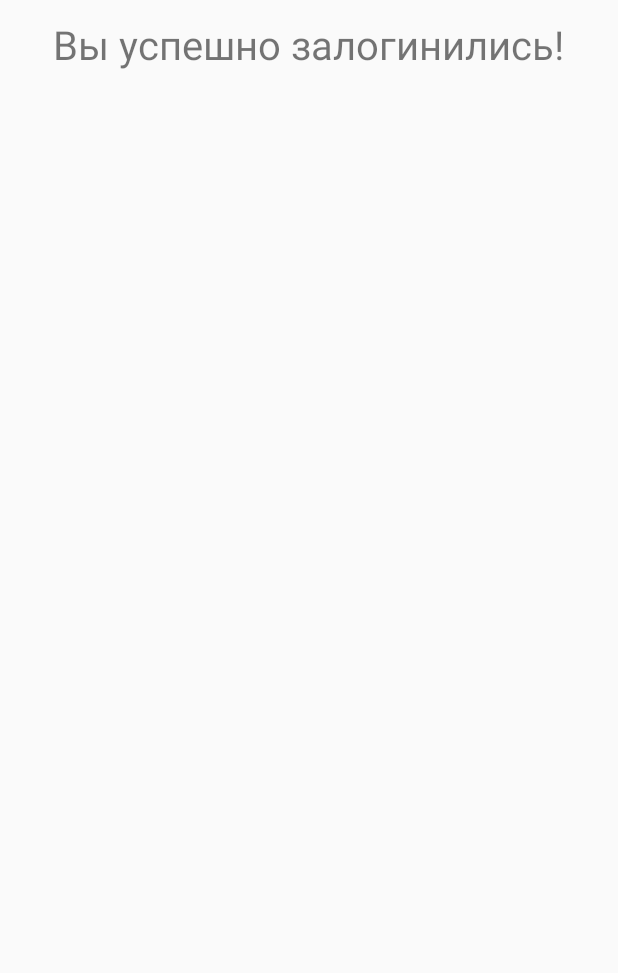
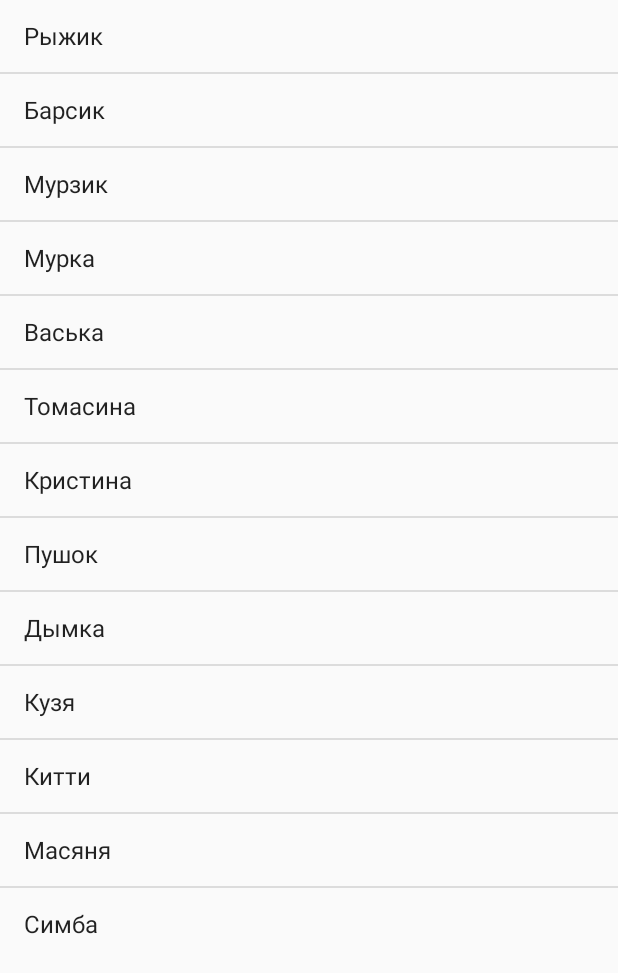
Before and after one commit to Vladislav001/lab3msist, an Android app: the Profile screen opened directly, with no data from a screen before it, on a phone screen of 412 x 824 dp. Shown: the top 973 px of the screen. Run offline under Robolectric (Android 15) with nearby library versions, the phone set to English and light mode, and no system bars.

Commit message:
Добавил костяк детальной

```diff
--- a/app/src/main/AndroidManifest.xml
+++ b/app/src/main/AndroidManifest.xml
@@ -21,6 +21,8 @@
         </activity>
         <activity android:name=".Profile">
         </activity>
+        <activity android:name=".DetailActivity">
+        </activity>
     </application>
 
 </manifest>
--- a/app/src/main/java/com/example/lab3_msist/Profile.java
+++ b/app/src/main/java/com/example/lab3_msist/Profile.java
@@ -6,6 +6,11 @@ import android.content.Intent;
 import android.os.AsyncTask;
 import android.os.Bundle;
 import android.util.Log;
+import android.view.View;
+import android.widget.AdapterView;
+import android.widget.ArrayAdapter;
+import android.widget.ListView;
+import android.widget.TextView;
 import android.widget.Toast;
 
 import org.json.JSONArray;
@@ -18,6 +23,8 @@ import okhttp3.OkHttpClient;
 import okhttp3.Request;
 import okhttp3.Response;
 
+// http://developer.alexanderklimov.ru/android/views/listview.php
+
 public class Profile extends Activity{
 
     private String url= "https://lab1msist.herokuapp.com/profile";
@@ -27,17 +34,44 @@ public class Profile extends Activity{
         super.onCreate(savedInstanceState);
         setContentView(R.layout.profile_activity);
 
-        Bundle arguments = getIntent().getExtras();
-        String token = arguments.get("token").toString();
+//        Bundle arguments = getIntent().getExtras();
+//        String token = arguments.get("token").toString();
+//
+//        final Request request = new Request.Builder()
+//                .url(url)
+//                .header("x-access-token", token)
+//                .build();
+//        new Profile.AsyncHttpRequest().execute(request);
 
 
-        final Request request = new Request.Builder()
-                .url(url)
-                .header("x-access-token", token)
-                .build();
-        new Profile.AsyncHttpRequest().execute(request);
 
-        Log.d("myTokenProfile2",  token);
+        // получаем экземпляр элемента ListView
+        ListView listView = findViewById(R.id.listView);
+
+        // определяем строковый массив
+        final String[] catNames = new String[] {
+                "Рыжик", "Барсик", "Мурзик", "Мурка", "Васька",
+                "Томасина", "Кристина", "Пушок", "Дымка", "Кузя",
+                "Китти", "Масяня", "Симба"
+        };
+
+        // используем адаптер данных
+        ArrayAdapter<String> adapter = new ArrayAdapter<>(this,
+                android.R.layout.simple_list_item_1, catNames);
+
+        listView.setAdapter(adapter);
+
+        listView.setOnItemClickListener(new AdapterView.OnItemClickListener() {
+            @Override
+            public void onItemClick(AdapterView<?> parent, View itemClicked, int position,
+                                    long id) {
+                Intent intent = new Intent(Profile.this, DetailActivity.class);
+                // конкретные данные
+                startActivity(intent);
+
+            }
+        });
+
     }
 
 
--- /dev/null
+++ b/app/src/main/res/layout/detail_activity.xml
@@ -0,0 +1,6 @@
+<?xml version="1.0" encoding="utf-8"?>
+<LinearLayout xmlns:android="http://schemas.android.com/apk/res/android"
+    android:orientation="vertical" android:layout_width="match_parent"
+    android:layout_height="match_parent">
+
+</LinearLayout>
--- a/app/src/main/res/layout/profile_activity.xml
+++ b/app/src/main/res/layout/profile_activity.xml
@@ -6,12 +6,18 @@
     android:layout_width="match_parent"
     android:layout_height="match_parent">
 
-    <TextView
-        android:layout_width="wrap_content"
-        android:layout_height="wrap_content"
-        android:text="@string/login_success"
-        android:padding="5pt"
-        android:layout_gravity="center"
-        android:textSize="12pt"/>
+<!--    <TextView-->
+<!--        android:layout_width="wrap_content"-->
+<!--        android:layout_height="wrap_content"-->
+<!--        android:text="@string/login_success"-->
+<!--        android:padding="5pt"-->
+<!--        android:layout_gravity="center"-->
+<!--        android:textSize="12pt"/>-->
+
+    <ListView
+        android:id="@+id/listView"
+        android:layout_width="match_parent"
+        android:layout_height="wrap_content" >
+    </ListView>
 
 </LinearLayout>
```
Also changed, not shown: app/src/main/java/com/example/lab3_msist/DetailActivity.java (added, +14 -0 lines).
